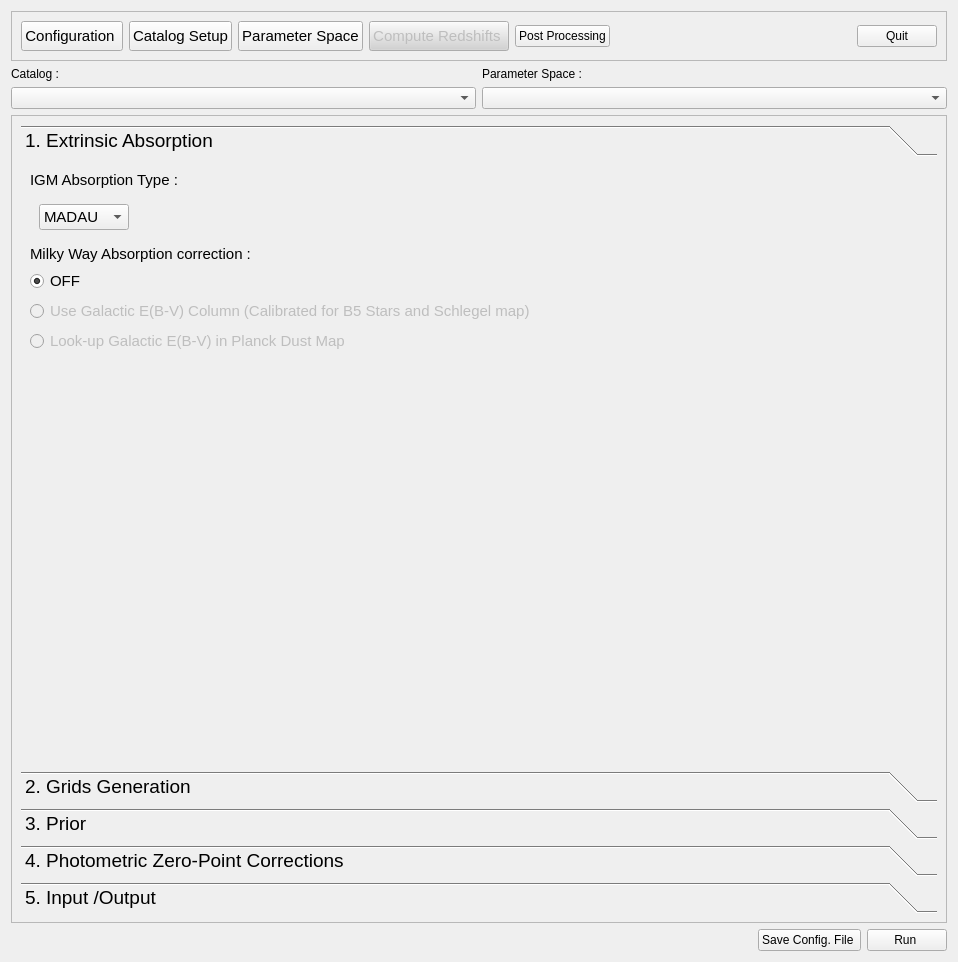
Above: PhzQtUI/auxdir/PhzQtUI/FormAnalysis.ui from astrorama/Phosphoros before the change. Below: the same form after it.
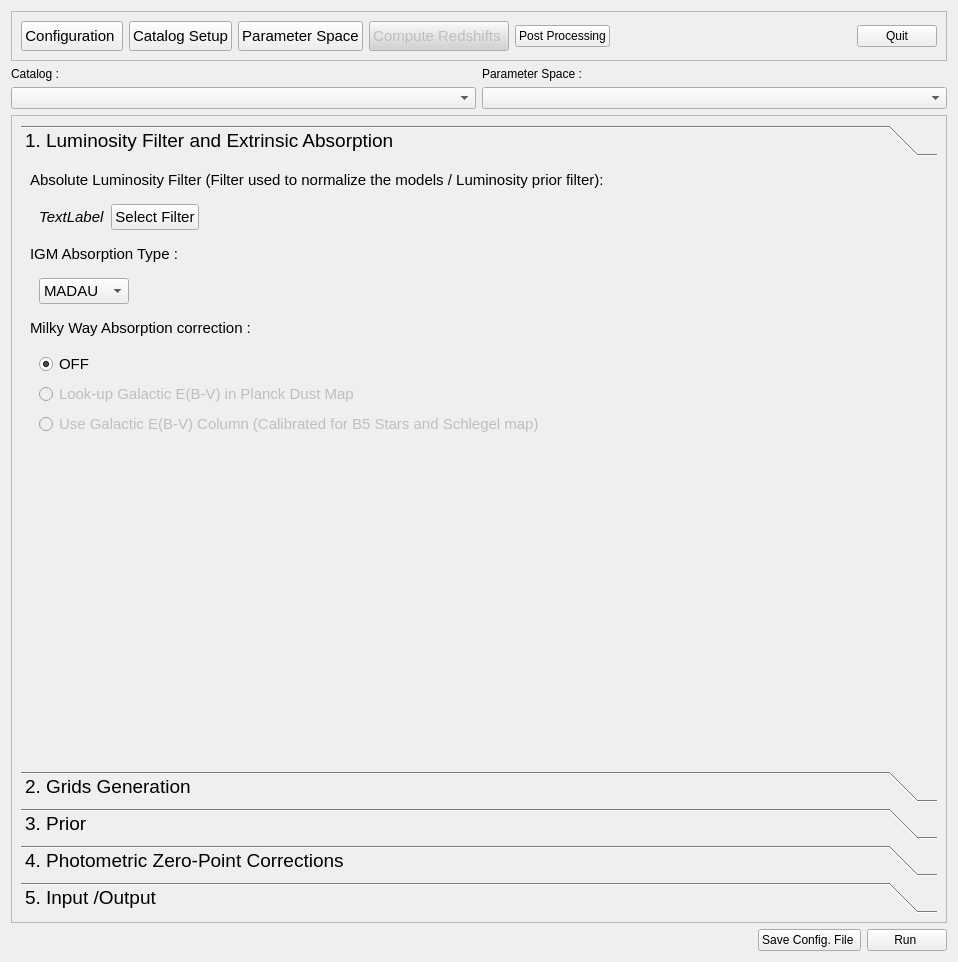
That is the form after the change. The open tabs and pages were chosen to show the change.

Commit message: Change the UI to add the luminosity filter to the grid

Patch:
```diff
--- a/PhzQtUI/auxdir/PhzQtUI/FormAnalysis.ui
+++ b/PhzQtUI/auxdir/PhzQtUI/FormAnalysis.ui
@@ -220,14 +220,70 @@
            <rect>
             <x>0</x>
             <y>0</y>
-            <width>503</width>
-            <height>217</height>
+            <width>920</width>
+            <height>574</height>
            </rect>
           </property>
           <attribute name="label">
-           <string>1. Extrinsic Absorption</string>
+           <string>1. Luminosity Filter and Extrinsic Absorption</string>
           </attribute>
-          <layout class="QVBoxLayout" name="verticalLayout_10">
+          <layout class="QVBoxLayout" name="verticalLayout_5">
+           <item>
+            <widget class="QLabel" name="label_7">
+             <property name="font">
+              <font>
+               <pointsize>11</pointsize>
+              </font>
+             </property>
+             <property name="text">
+              <string>Absolute Luminosity Filter (Filter used to normalize the models / Luminosity prior filter):</string>
+             </property>
+            </widget>
+           </item>
+           <item>
+            <widget class="QWidget" name="widget" native="true">
+             <layout class="QHBoxLayout" name="horizontalLayout_31">
+              <item>
+               <widget class="QLabel" name="lbl_lum_filter">
+                <property name="font">
+                 <font>
+                  <pointsize>11</pointsize>
+                  <italic>true</italic>
+                 </font>
+                </property>
+                <property name="text">
+                 <string>TextLabel</string>
+                </property>
+               </widget>
+              </item>
+              <item>
+               <widget class="QPushButton" name="btn_lum_filter">
+                <property name="font">
+                 <font>
+                  <pointsize>11</pointsize>
+                 </font>
+                </property>
+                <property name="text">
+                 <string>Select Filter</string>
+                </property>
+               </widget>
+              </item>
+              <item>
+               <spacer name="horizontalSpacer_17">
+                <property name="orientation">
+                 <enum>Qt::Horizontal</enum>
+                </property>
+                <property name="sizeHint" stdset="0">
+                 <size>
+                  <width>40</width>
+                  <height>20</height>
+                 </size>
+                </property>
+               </spacer>
+              </item>
+             </layout>
+            </widget>
+           </item>
            <item>
             <widget class="QLabel" name="label_3">
              <property name="font">
@@ -301,6 +357,9 @@
             </widget>
            </item>
            <item>
+            <widget class="QWidget" name="widget_2" native="true">
+             <layout class="QVBoxLayout" name="verticalLayout_6">
+              <item>
             <widget class="QRadioButton" name="rb_gc_off">
              <property name="font">
               <font>
@@ -315,6 +374,21 @@
              </property>
             </widget>
            </item>
+              <item>
+               <widget class="QRadioButton" name="rb_gc_planck">
+                <property name="enabled">
+                 <bool>false</bool>
+                </property>
+                <property name="font">
+                 <font>
+                  <pointsize>11</pointsize>
+                 </font>
+                </property>
+                <property name="text">
+                 <string>Look-up Galactic E(B-V) in Planck Dust Map</string>
+                </property>
+               </widget>
+              </item>
            <item>
             <widget class="QRadioButton" name="rb_gc_col">
              <property name="enabled">
@@ -333,19 +407,7 @@
              </property>
             </widget>
            </item>
-           <item>
-            <widget class="QRadioButton" name="rb_gc_planck">
-             <property name="enabled">
-              <bool>false</bool>
-             </property>
-             <property name="font">
-              <font>
-               <pointsize>11</pointsize>
-              </font>
-             </property>
-             <property name="text">
-              <string>Look-up Galactic E(B-V) in Planck Dust Map</string>
-             </property>
+             </layout>
             </widget>
            </item>
            <item>
```
Left out of the diff: 12 changed lines with no effect on the pictures. Lines whose indentation alone changed are shown as unchanged. The commit also changes 22 other files.
